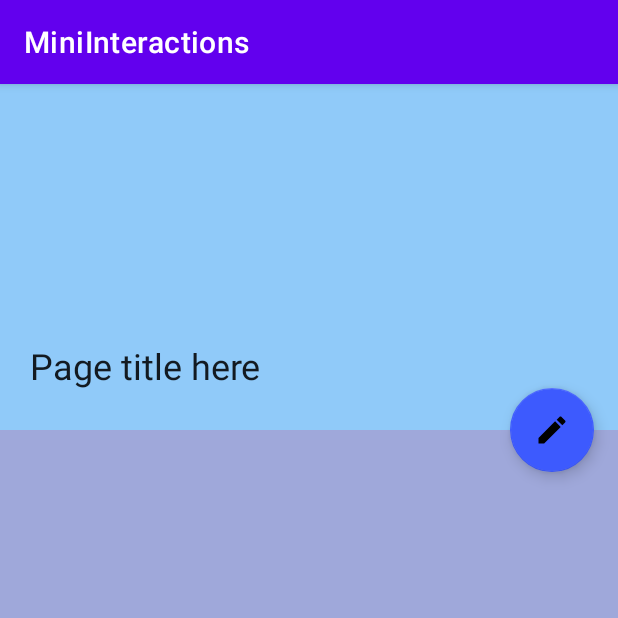
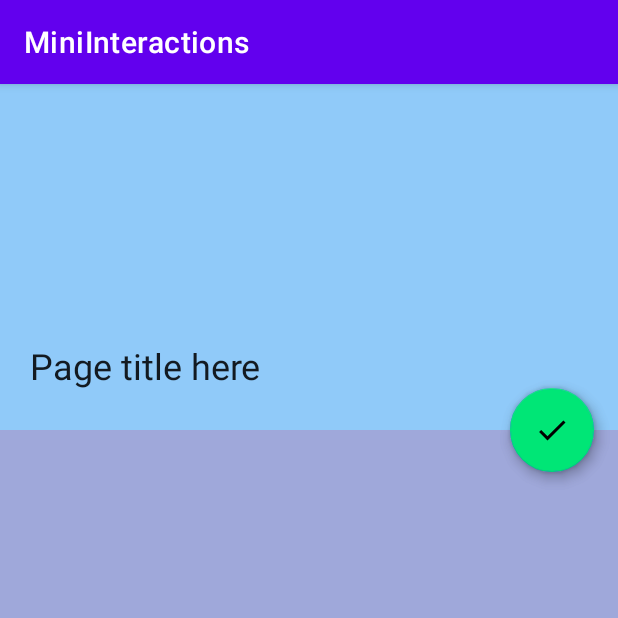
Before and after one commit to yonatanGal/Post_PC_ex1, an Android app: the EditTitleActivity screen opened directly, with no data from a screen before it, on a phone screen of 412 x 824 dp, the top half of it. Run offline under Robolectric (Android 15) with nearby library versions, the phone set to English and light mode, and no system bars.

Commit message:
added 2nd fab (with visibility=gone)

```diff
--- a/app/src/main/res/layout/activity_edit_title.xml
+++ b/app/src/main/res/layout/activity_edit_title.xml
@@ -31,6 +31,7 @@
         android:background="#9FA8DA" />
 
     <com.google.android.material.floatingactionbutton.FloatingActionButton
+        android:id="@+id/fab_start_edit"
         android:layout_width="wrap_content"
         android:layout_height="wrap_content"
         app:layout_constraintTop_toBottomOf="@id/backgroundTopArea"
@@ -38,8 +39,22 @@
         app:layout_constraintEnd_toEndOf="parent"
         app:srcCompat="@drawable/ic_baseline_edit_24"
         android:layout_marginEnd="16dp"
-        app:backgroundTint="#3D5AFE"
+        app:backgroundTint="@color/blue_a400"
+        tools:visibility="gone"
         />
+
+    <com.google.android.material.floatingactionbutton.FloatingActionButton
+        android:id="@+id/fab_edit_done"
+        android:layout_width="wrap_content"
+        android:layout_height="wrap_content"
+        app:layout_constraintTop_toBottomOf="@id/backgroundTopArea"
+        app:layout_constraintBottom_toTopOf="@id/backgroundBottomArea"
+        app:layout_constraintEnd_toEndOf="parent"
+        app:srcCompat="@drawable/ic_baseline_done_24"
+        android:layout_marginEnd="16dp"
+        app:backgroundTint="@color/green_a400"
+        />
+
 
     <TextView
         android:id="@+id/textViewPageTitle"
--- a/app/src/main/res/values/colors.xml
+++ b/app/src/main/res/values/colors.xml
@@ -9,4 +9,6 @@
     <color name="blue_700">#1976D2</color>
     <color name="black">#FF000000</color>
     <color name="white">#FFFFFFFF</color>
+    <color name="blue_a400">#3D5AFE</color>
+    <color name="green_a400">#00E676</color>
 </resources>
```
